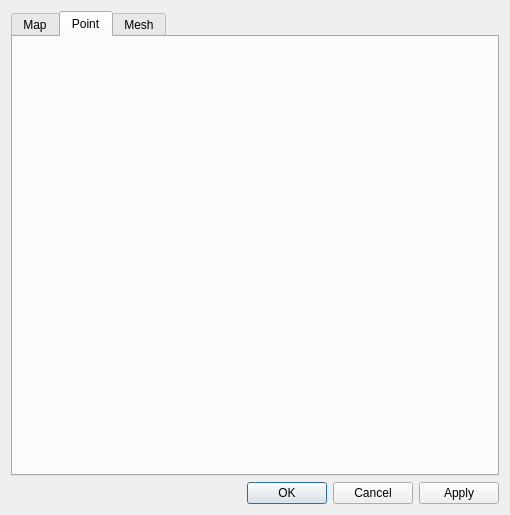
First picture: the form in src/ui/grid_layer_attributes_dialog.ui, repository IPH-ECO/iph-eco-gui, before the edit.
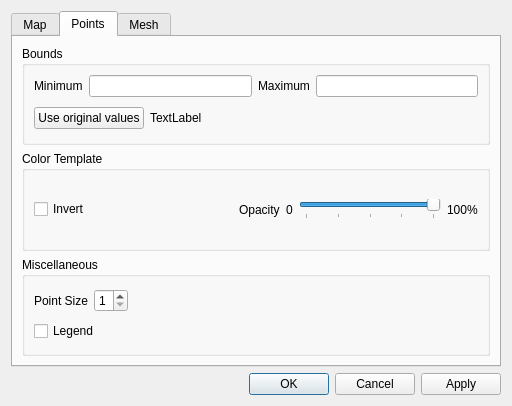
Second picture: the form after the edit. The open tabs and pages were chosen to show the change.

Commit message: Grid data features

Diff of the .ui file:
```diff
--- a/src/ui/grid_layer_attributes_dialog.ui
+++ b/src/ui/grid_layer_attributes_dialog.ui
@@ -6,22 +6,10 @@
    <rect>
     <x>0</x>
     <y>0</y>
-    <width>510</width>
-    <height>515</height>
+    <width>512</width>
+    <height>406</height>
    </rect>
   </property>
-  <property name="minimumSize">
-   <size>
-    <width>510</width>
-    <height>515</height>
-   </size>
-  </property>
-  <property name="maximumSize">
-   <size>
-    <width>510</width>
-    <height>515</height>
-   </size>
-  </property>
   <property name="windowTitle">
    <string>Grid Layer Attributes</string>
   </property>
@@ -105,7 +93,75 @@
          <property name="title">
           <string>Color Template</string>
          </property>
-         <layout class="QGridLayout" name="gridLayout_3"/>
+         <layout class="QVBoxLayout" name="verticalLayout_7">
+          <item>
+           <layout class="QGridLayout" name="mapColorTemplateLayout"/>
+          </item>
+          <item>
+           <layout class="QHBoxLayout" name="horizontalLayout_2">
+            <item>
+             <widget class="QCheckBox" name="chkMapInvertColorTemplate">
+              <property name="text">
+               <string>Invert</string>
+              </property>
+             </widget>
+            </item>
+            <item>
+             <spacer name="horizontalSpacer_3">
+              <property name="orientation">
+               <enum>Qt::Horizontal</enum>
+              </property>
+              <property name="sizeHint" stdset="0">
+               <size>
+                <width>40</width>
+                <height>20</height>
+               </size>
+              </property>
+             </spacer>
+            </item>
+            <item>
+             <widget class="QLabel" name="label_7">
+              <property name="text">
+               <string>Opacity</string>
+              </property>
+             </widget>
+            </item>
+            <item>
+             <widget class="QLabel" name="label_9">
+              <property name="text">
+               <string>0</string>
+              </property>
+             </widget>
+            </item>
+            <item>
+             <widget class="QSlider" name="sldMapOpacity">
+              <property name="maximum">
+               <number>100</number>
+              </property>
+              <property name="value">
+               <number>100</number>
+              </property>
+              <property name="orientation">
+               <enum>Qt::Horizontal</enum>
+              </property>
+              <property name="tickPosition">
+               <enum>QSlider::TicksBelow</enum>
+              </property>
+              <property name="tickInterval">
+               <number>25</number>
+              </property>
+             </widget>
+            </item>
+            <item>
+             <widget class="QLabel" name="lblMapOpacity">
+              <property name="text">
+               <string>100%</string>
+              </property>
+             </widget>
+            </item>
+           </layout>
+          </item>
+         </layout>
         </widget>
        </item>
        <item>
@@ -142,8 +198,200 @@
      </widget>
      <widget class="QWidget" name="tab_3">
       <attribute name="title">
-       <string>Point</string>
+       <string>Points</string>
       </attribute>
+      <layout class="QVBoxLayout" name="verticalLayout_11">
+       <item>
+        <widget class="QGroupBox" name="groupBox_2">
+         <property name="title">
+          <string>Bounds</string>
+         </property>
+         <layout class="QVBoxLayout" name="verticalLayout_9">
+          <item>
+           <layout class="QGridLayout" name="gridLayout_3">
+            <item row="0" column="0">
+             <widget class="QLabel" name="label_13">
+              <property name="text">
+               <string>Minimum</string>
+              </property>
+             </widget>
+            </item>
+            <item row="0" column="2">
+             <widget class="QLabel" name="label_14">
+              <property name="text">
+               <string>Maximum</string>
+              </property>
+             </widget>
+            </item>
+            <item row="0" column="1">
+             <widget class="QLineEdit" name="edtPointsMinimum"/>
+            </item>
+            <item row="0" column="3">
+             <widget class="QLineEdit" name="edtPointsMaximum"/>
+            </item>
+           </layout>
+          </item>
+          <item>
+           <layout class="QHBoxLayout" name="horizontalLayout_5">
+            <item>
+             <widget class="QPushButton" name="btnUsePointsOriginalValues">
+              <property name="text">
+               <string>Use original values</string>
+              </property>
+             </widget>
+            </item>
+            <item>
+             <widget class="QLabel" name="lblPointsOriginalValues">
+              <property name="text">
+               <string>TextLabel</string>
+              </property>
+             </widget>
+            </item>
+            <item>
+             <spacer name="horizontalSpacer_5">
+              <property name="orientation">
+               <enum>Qt::Horizontal</enum>
+              </property>
+              <property name="sizeHint" stdset="0">
+               <size>
+                <width>40</width>
+                <height>20</height>
+               </size>
+              </property>
+             </spacer>
+            </item>
+           </layout>
+          </item>
+         </layout>
+        </widget>
+       </item>
+       <item>
+        <widget class="QGroupBox" name="colorTemplateGroupBox_2">
+         <property name="title">
+          <string>Color Template</string>
+         </property>
+         <layout class="QVBoxLayout" name="verticalLayout_8">
+          <item>
+           <layout class="QGridLayout" name="pointsColorTemplateLayout"/>
+          </item>
+          <item>
+           <layout class="QHBoxLayout" name="horizontalLayout_4">
+            <item>
+             <widget class="QCheckBox" name="chkPointsInvertColorTemplate">
+              <property name="text">
+               <string>Invert</string>
+              </property>
+             </widget>
+            </item>
+            <item>
+             <spacer name="horizontalSpacer_6">
+              <property name="orientation">
+               <enum>Qt::Horizontal</enum>
+              </property>
+              <property name="sizeHint" stdset="0">
+               <size>
+                <width>40</width>
+                <height>20</height>
+               </size>
+              </property>
+             </spacer>
+            </item>
+            <item>
+             <widget class="QLabel" name="label_12">
+              <property name="text">
+               <string>Opacity</string>
+              </property>
+             </widget>
+            </item>
+            <item>
+             <widget class="QLabel" name="label_15">
+              <property name="text">
+               <string>0</string>
+              </property>
+             </widget>
+            </item>
+            <item>
+             <widget class="QSlider" name="sldPointsOpacity">
+              <property name="maximum">
+               <number>100</number>
+              </property>
+              <property name="value">
+               <number>100</number>
+              </property>
+              <property name="orientation">
+               <enum>Qt::Horizontal</enum>
+              </property>
+              <property name="tickPosition">
+               <enum>QSlider::TicksBelow</enum>
+              </property>
+              <property name="tickInterval">
+               <number>25</number>
+              </property>
+             </widget>
+            </item>
+            <item>
+             <widget class="QLabel" name="lblPointsOpacity">
+              <property name="text">
+               <string>100%</string>
+              </property>
+             </widget>
+            </item>
+           </layout>
+          </item>
+         </layout>
+        </widget>
+       </item>
+       <item>
+        <widget class="QGroupBox" name="groupBox_5">
+         <property name="title">
+          <string>Miscellaneous</string>
+         </property>
+         <layout class="QVBoxLayout" name="verticalLayout_10">
+          <item>
+           <layout class="QHBoxLayout" name="horizontalLayout_7">
+            <item>
+             <widget class="QLabel" name="label_8">
+              <property name="text">
+               <string>Point Size</string>
+              </property>
+             </widget>
+            </item>
+            <item>
+             <widget class="QSpinBox" name="spbPointsSize">
+              <property name="minimum">
+               <number>1</number>
+              </property>
+              <property name="maximum">
+               <number>5</number>
+              </property>
+             </widget>
+            </item>
+            <item>
+             <spacer name="horizontalSpacer_4">
+              <property name="orientation">
+               <enum>Qt::Horizontal</enum>
+              </property>
+              <property name="sizeHint" stdset="0">
+               <size>
+                <width>40</width>
+                <height>20</height>
+               </size>
+              </property>
+             </spacer>
+            </item>
+           </layout>
+          </item>
+          <item>
+           <widget class="QCheckBox" name="chkPointsLegend">
+            <property name="text">
+             <string>Legend</string>
+            </property>
+           </widget>
+          </item>
+         </layout>
+        </widget>
+       </item>
+      </layout>
      </widget>
      <widget class="QWidget" name="tab_2">
       <attribute name="title">
```
Left out of the diff: 63 changed lines with no effect on the pictures. The commit also changes 9 other files.
